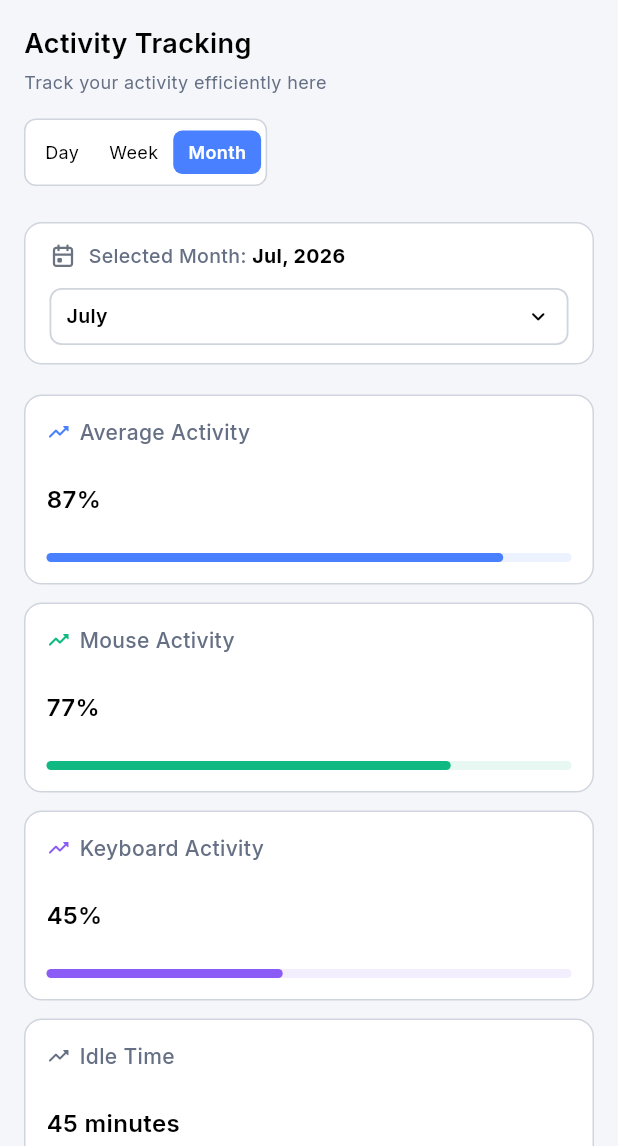
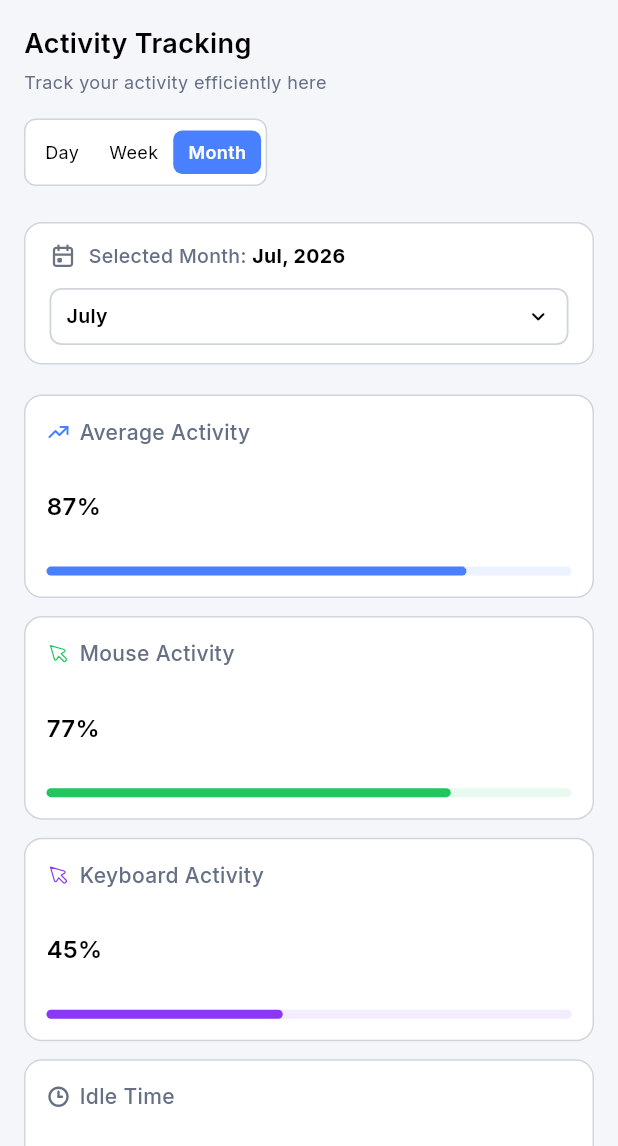
Before and after one commit to huzaifa-huzzi/Employee_monitoring_system, a Flutter app: the ActivityTracking screen opened by its route, after a tap on "Week", after a tap on "Month", on a phone screen of 412 x 824 dp, the part 90-1236 px from its top. Run offline on Flutter 3.47's test engine with Material 3 defaults, Android fonts, the phone set to English and light mode, and no system bars; our stand-ins replace fl_chart, flutter_svg, get, go_router, google_fonts, url_strategy.

Commit message:
Activity Tracking module full done

```diff
--- a/lib/ActivityTracking/ActivityTracking.dart
+++ b/lib/ActivityTracking/ActivityTracking.dart
@@ -2,6 +2,7 @@ import 'package:employee_monitoring_system/ActivityTracking/ActivityTrackingCont
 import 'package:employee_monitoring_system/ActivityTracking/Widget/ActivityTrackingWidget.dart';
 import 'package:employee_monitoring_system/Resources/AppSizes.dart';
 import 'package:employee_monitoring_system/Resources/Colors.dart';
+import 'package:employee_monitoring_system/Resources/TextString.dart';
 import 'package:employee_monitoring_system/Resources/TextTheme.dart';
 import 'package:flutter/material.dart';
 import 'package:get/get.dart';
@@ -33,7 +34,7 @@ class ActivityTracking extends StatelessWidget {
                     crossAxisAlignment: CrossAxisAlignment.start,
                     children: [
                       Text(
-                        "Activity Tracking",
+                       TextString.activityTitle,
                         style: webMode
                             ? TTextTheme.h1Style(context)
                             : TTextTheme.h2Style(context).copyWith(
@@ -42,7 +43,7 @@ class ActivityTracking extends StatelessWidget {
                       ),
                       const SizedBox(height: 4),
                       Text(
-                        "Track your activity efficiently here",
+                        TextString.activitySubtitle,
                         style: TTextTheme.titleSix(context).copyWith(
                           fontSize: isMobile ? 12 : null,
                         ),
@@ -61,9 +62,9 @@ class ActivityTracking extends StatelessWidget {
                     child: Obx(() => Row(
                       mainAxisSize: MainAxisSize.min,
                       children: [
-                        _buildTopTabButton(context, "Day", 0, controller, isMobile),
-                        _buildTopTabButton(context, "Week", 1, controller, isMobile),
-                        _buildTopTabButton(context, "Month", 2, controller, isMobile),
+                        _buildTopTabButton(context, TextString.dayTitle, 0, controller, isMobile),
+                        _buildTopTabButton(context, TextString.weekTitle, 1, controller, isMobile),
+                        _buildTopTabButton(context,TextString.month , 2, controller, isMobile),
                       ],
                     )),
                   ),
--- a/lib/ActivityTracking/ActivityTrackingController.dart
+++ b/lib/ActivityTracking/ActivityTrackingController.dart
@@ -1,3 +1,4 @@
+import 'package:employee_monitoring_system/Resources/Colors.dart';
 import 'package:flutter/material.dart';
 import 'package:get/get.dart';
 import 'package:intl/intl.dart';
@@ -90,19 +91,19 @@ class ActivityController extends GetxController {
   }
 
   var weeklyGraphData = <WeeklyGraphDataModel>[
-    WeeklyGraphDataModel(day: "Mon", percentage: 80, color: const Color(0xFF10B981)),
-    WeeklyGraphDataModel(day: "Tue", percentage: 55, color: const Color(0xFF10B981)),
-    WeeklyGraphDataModel(day: "Wed", percentage: 100, color: const Color(0xFF10B981)),
-    WeeklyGraphDataModel(day: "Thu", percentage: 90, color: const Color(0xFFFBBF24)),
-    WeeklyGraphDataModel(day: "Fri", percentage: 62, color: const Color(0xFF10B981)),
-    WeeklyGraphDataModel(day: "Sat", percentage: 94, color: const Color(0xFFD1D5DB)),
-    WeeklyGraphDataModel(day: "Sun", percentage: 86, color: const Color(0xFFD1D5DB)),
+    WeeklyGraphDataModel(day: "Mon", percentage: 80, color: AppColors.approvedColor),
+    WeeklyGraphDataModel(day: "Tue", percentage: 55, color: AppColors.approvedColor),
+    WeeklyGraphDataModel(day: "Wed", percentage: 100, color: AppColors.approvedColor),
+    WeeklyGraphDataModel(day: "Thu", percentage: 90, color: AppColors.pendingColor),
+    WeeklyGraphDataModel(day: "Fri", percentage: 62, color: AppColors.approvedColor),
+    WeeklyGraphDataModel(day: "Sat", percentage: 94, color: AppColors.borderColor),
+    WeeklyGraphDataModel(day: "Sun", percentage: 86, color: AppColors.borderColor),
   ].obs;
   var monthlyGraphData = <WeeklyGraphDataModel>[
-    WeeklyGraphDataModel(day: "Week 1", percentage: 80, color: const Color(0xFF10B981)),
-    WeeklyGraphDataModel(day: "Week 2", percentage: 51, color: const Color(0xFF10B981)),
-    WeeklyGraphDataModel(day: "Week 3", percentage: 105, color: const Color(0xFF10B981)), // Max 100 se thoda upar ya 100 tak rakhein
-    WeeklyGraphDataModel(day: "Week 4", percentage: 91, color: const Color(0xFFFBBF24)),
+    WeeklyGraphDataModel(day: "Week 1", percentage: 80, color: AppColors.approvedColor),
+    WeeklyGraphDataModel(day: "Week 2", percentage: 51, color: AppColors.approvedColor),
+    WeeklyGraphDataModel(day: "Week 3", percentage: 105, color: AppColors.approvedColor),
+    WeeklyGraphDataModel(day: "Week 4", percentage: 91, color: AppColors.pendingColor),
   ].obs;
 
   void _updateDisplayFormat() {
--- a/lib/ActivityTracking/ReusableWidget/MonthlyActivityGraph.dart
+++ b/lib/ActivityTracking/ReusableWidget/MonthlyActivityGraph.dart
@@ -1,5 +1,6 @@
 import 'package:employee_monitoring_system/ActivityTracking/ActivityTrackingController.dart';
 import 'package:employee_monitoring_system/Resources/Colors.dart';
+import 'package:employee_monitoring_system/Resources/TextString.dart';
 import 'package:employee_monitoring_system/Resources/TextTheme.dart';
 import 'package:fl_chart/fl_chart.dart';
 import 'package:flutter/material.dart';
@@ -27,12 +28,12 @@ class MonthlyActivityGraphWidget extends StatelessWidget {
         crossAxisAlignment: CrossAxisAlignment.start,
         children: [
           Text(
-            "Monthly Activity Graph",
+           TextString.monthlyTitle,
             style: TTextTheme.titleOne(context).copyWith(fontSize: 18, fontWeight: FontWeight.bold),
           ),
           const SizedBox(height: 4),
           Text(
-            "Activity percentage per week",
+            TextString.monthlySubtitle,
             style: TTextTheme.titleSeven(context).copyWith(color: AppColors.tertiaryTextColor),
           ),
           const SizedBox(height: 16),
@@ -41,11 +42,11 @@ class MonthlyActivityGraphWidget extends StatelessWidget {
             physics: const BouncingScrollPhysics(),
             child: Row(
               children: [
-                _buildLegendItem(context, "High Activity", const Color(0xFF10B981)),
+                _buildLegendItem(context, TextString.highActivity, AppColors.approvedColor),
                 const SizedBox(width: 16),
-                _buildLegendItem(context, "Low Activity", const Color(0xFFFBBF24)),
+                _buildLegendItem(context, TextString.lowActivity, AppColors.pendingColor),
                 const SizedBox(width: 16),
-                _buildLegendItem(context, "Idle Time", const Color(0xFFD1D5DB)),
+                _buildLegendItem(context, TextString.idleTime, AppColors.borderColor),
               ],
             ),
           ),
@@ -58,7 +59,7 @@ class MonthlyActivityGraphWidget extends StatelessWidget {
                 child: RotatedBox(
                   quarterTurns: 3,
                   child: Text(
-                    "Activity%",
+                    TextString.activityPercent,
                     style: TextStyle(
                       color: AppColors.tertiaryTextColor.withOpacity(0.8),
                       fontSize: 14,
@@ -166,6 +167,7 @@ class MonthlyActivityGraphWidget extends StatelessWidget {
     });
   }
 
+   // Legend Item
   Widget _buildLegendItem(BuildContext context, String title, Color color) {
     return Row(
       mainAxisSize: MainAxisSize.min,
--- a/lib/ActivityTracking/ReusableWidget/WeeklyGraphActivity.dart
+++ b/lib/ActivityTracking/ReusableWidget/WeeklyGraphActivity.dart
@@ -1,5 +1,6 @@
 import 'package:employee_monitoring_system/ActivityTracking/ActivityTrackingController.dart';
 import 'package:employee_monitoring_system/Resources/Colors.dart';
+import 'package:employee_monitoring_system/Resources/TextString.dart';
 import 'package:employee_monitoring_system/Resources/TextTheme.dart' show TTextTheme;
 import 'package:fl_chart/fl_chart.dart';
 import 'package:flutter/material.dart';
@@ -26,12 +27,12 @@ class WeeklyActivityGraphWidget extends StatelessWidget {
         crossAxisAlignment: CrossAxisAlignment.start,
         children: [
           Text(
-            "Weekly Activity Graph",
+            TextString.weeklyTitle,
             style: TTextTheme.titleOne(context).copyWith(fontSize: 18, fontWeight: FontWeight.bold),
           ),
           const SizedBox(height: 4),
           Text(
-            "Activity percentage per day",
+           TextString.weeklySubtitle,
             style: TTextTheme.titleSeven(context).copyWith(color: AppColors.tertiaryTextColor),
           ),
           const SizedBox(height: 16),
@@ -40,11 +41,11 @@ class WeeklyActivityGraphWidget extends StatelessWidget {
             physics: const BouncingScrollPhysics(),
             child: Row(
               children: [
-                _buildLegendItem(context, "High Activity", const Color(0xFF10B981)),
+                _buildLegendItem(context, TextString.highActivity, AppColors.approvedColor),
                 const SizedBox(width: 16),
-                _buildLegendItem(context, "Low Activity", const Color(0xFFFBBF24)),
+                _buildLegendItem(context, TextString.lowActivity, AppColors.pendingColor),
                 const SizedBox(width: 16),
-                _buildLegendItem(context, "Idle Time", const Color(0xFFD1D5DB)),
+                _buildLegendItem(context, TextString.idleTime, AppColors.borderColor),
               ],
             ),
           ),
@@ -57,7 +58,7 @@ class WeeklyActivityGraphWidget extends StatelessWidget {
                 child: RotatedBox(
                   quarterTurns: 3,
                   child: Text(
-                    "Activity%",
+                   TextString.activityPercent,
                     style: TextStyle(
                       color: AppColors.tertiaryTextColor.withOpacity(0.8),
                       fontSize: 14,
--- a/lib/ActivityTracking/Widget/ActivityTrackingWidget.dart
+++ b/lib/ActivityTracking/Widget/ActivityTrackingWidget.dart
@@ -5,6 +5,7 @@ import 'package:employee_monitoring_system/ActivityTracking/ReusableWidget/Weekl
 import 'package:employee_monitoring_system/Resources/AppSizes.dart';
 import 'package:employee_monitoring_system/Resources/Colors.dart';
 import 'package:employee_monitoring_system/Resources/IconString.dart';
+import 'package:employee_monitoring_system/Resources/TextString.dart';
 import 'package:employee_monitoring_system/Resources/TextTheme.dart';
 import 'package:flutter/material.dart';
 import 'package:flutter_svg/flutter_svg.dart';
@@ -87,7 +88,7 @@ class ActivityTrackingWidget extends StatelessWidget {
               Obx(() {
                 final bool isMonthMode = controller.selectedViewIndex.value == 2;
                 return Text(
-                  isMonthMode ? "Selected Month: " : "Selected Date: ",
+                  isMonthMode ? TextString.selectedMonth : TextString.selectedDate ,
                   style: TTextTheme.titleSeven(context).copyWith(fontSize: 13),
                 );
               }),
@@ -115,7 +116,7 @@ class ActivityTrackingWidget extends StatelessWidget {
                 ),
                 offset: const Offset(0, 42),
                 shape: RoundedRectangleBorder(borderRadius: BorderRadius.circular(12)),
-                color: Colors.white,
+                color: AppColors.whiteColor,
                 elevation: 4,
                 onOpened: () => isDropdownOpen.value = true,
                 onCanceled: () => isDropdownOpen.value = false,
@@ -143,7 +144,6 @@ class ActivityTrackingWidget extends StatelessWidget {
                         currentMonth,
                         style: TTextTheme.InsideAlreadyWrittenText(context).copyWith(
                           fontWeight: FontWeight.w600,
-                          fontSize: 13,
                           color: AppColors.textColor,
                         ),
                       ),
@@ -229,7 +229,7 @@ class ActivityTrackingWidget extends StatelessWidget {
                     ),
                     const SizedBox(width: 4),
                     Text(
-                      "Pick Date",
+                      TextString.pickDateTitle,
                       style: TTextTheme.InsideAlreadyWrittenText(context).copyWith(fontSize: 12),
                     ),
                   ],
@@ -245,18 +245,48 @@ class ActivityTrackingWidget extends StatelessWidget {
   // Stats Cards Grid
   Widget _buildStatsGrid(BuildContext context, bool webMode) {
     final cards = [
-      _buildStatCard(context, "Average Activity", "87%", AppColors.primaryColor, 0.87),
-      _buildStatCard(context, "Mouse Activity", "77%", const Color(0xFF10B981), 0.77),
-      _buildStatCard(context, "Keyboard Activity", "45%", const Color(0xFF8B5CF6), 0.45),
-      _buildStatCard(context, "Idle Time", "45 minutes", AppColors.tertiaryTextColor, 0.35),
+      _buildStatCard(
+        context: context,
+        title:TextString.averageActivity ,
+        value: "87%",
+        color: AppColors.primaryColor,
+        progress: 0.8,
+        iconPath: IconString.averageActivity
+      ),
+      _buildStatCard(
+        context: context,
+        title:TextString.mouseActivity ,
+        value: "77%",
+        color: AppColors.approvedColor,
+        progress: 0.77,
+        iconPath: IconString.mouseActivity
+      ),
+      _buildStatCard(
+        context: context,
+        title:TextString.keyboardActivity,
+        value: "45%",
+        color: AppColors.graphColor,
+        progress: 0.45,
+        iconPath: IconString.keyboardActivity
+      ),
+      _buildStatCard(
+        context: context,
+        title:TextString.idleTime ,
+        value: "45 minutes",
+        color: AppColors.tertiaryTextColor,
+        progress: 0.35,
+        iconPath: IconString.idleTime
+      ),
     ];
 
     if (webMode) {
       return Row(
-        children: cards.map((card) => Expanded(child: Padding(
-          padding: const EdgeInsets.symmetric(horizontal: 6),
-          child: card,
-        ))).toList(),
+        children: cards.map((card) => Expanded(
+          child: Padding(
+            padding: const EdgeInsets.symmetric(horizontal: 6),
+            child: card,
+          ),
+        )).toList(),
       );
     } else {
       return GridView.count(
@@ -265,13 +295,20 @@ class ActivityTrackingWidget extends StatelessWidget {
         crossAxisCount: MediaQuery.of(context).size.width > 550 ? 2 : 1,
         mainAxisSpacing: 12,
         crossAxisSpacing: 12,
-        childAspectRatio: MediaQuery.of(context).size.width > 550 ? 2.3 : 3.0,
+        childAspectRatio: MediaQuery.of(context).size.width > 550 ? 2.3 : 2.8,
         children: cards,
       );
     }
   }
 
-  Widget _buildStatCard(BuildContext context, String title, String value, Color color, double progress) {
+  Widget _buildStatCard({
+    required BuildContext context,
+    required String title,
+    required String value,
+    required Color color,
+    required double progress,
+    required String iconPath,
+  }) {
     return Container(
       padding: const EdgeInsets.all(14),
       decoration: BoxDecoration(
@@ -285,7 +322,12 @@ class ActivityTrackingWidget extends StatelessWidget {
         children: [
           Row(
             children: [
-              Icon(Icons.trending_up_rounded, size: 16, color: color),
+              SvgPicture.asset(
+                iconPath,
+                height: 16,
+                width: 16,
+                colorFilter: ColorFilter.mode(color, BlendMode.srcIn),
+              ),
               const SizedBox(width: 6),
               Expanded(
                 child: Text(
@@ -321,16 +363,16 @@ class ActivityTrackingWidget extends StatelessWidget {
   //  Activity Timeline Chart Container
   Widget _buildActivityTimeline(BuildContext context) {
     final List<Map<String, dynamic>> blocks = [
-      {'color': const Color(0xFF10B981), 'type': 'high'},
-      {'color': const Color(0xFF10B981), 'type': 'high'},
-      {'color': const Color(0xFF10B981), 'type': 'high'},
-      {'color': const Color(0xFF10B981), 'type': 'high'},
-      {'color': const Color(0xFFEAB308), 'type': 'low'},
-      {'color': const Color(0xFFEAB308), 'type': 'low'},
-      {'color': const Color(0xFF10B981), 'type': 'high'},
+      {'color': AppColors.approvedColor, 'type': 'high'},
+      {'color': AppColors.approvedColor, 'type': 'high'},
+      {'color': AppColors.approvedColor, 'type': 'high'},
+      {'color':AppColors.approvedColor, 'type': 'high'},
+      {'color': AppColors.pendingColor, 'type': 'low'},
+      {'color': AppColors.pendingColor, 'type': 'low'},
+      {'color': AppColors.approvedColor, 'type': 'high'},
       {'color': AppColors.borderColor, 'type': 'idle'},
-      {'color': const Color(0xFF10B981), 'type': 'high'},
-      {'color': const Color(0xFF10B981), 'type': 'high'},
+      {'color': AppColors.approvedColor, 'type': 'high'},
+      {'color': AppColors.approvedColor, 'type': 'high'},
     ];
 
     return Container(
@@ -344,16 +386,16 @@ class ActivityTrackingWidget extends StatelessWidget {
       child: Column(
         crossAxisAlignment: CrossAxisAlignment.start,
         children: [
-          Text("Activity Timeline", style: TTextTheme.titleEight(context)),
-          Text("Activity Break down by hours", style: TTextTheme.titleSix(context)),
+          Text(TextString.activityTimeline, style: TTextTheme.titleEight(context)),
+          Text(TextString.activityTimelineSubtitle, style: TTextTheme.titleSix(context)),
           const SizedBox(height: 14),
           Row(
             children: [
-              _buildLegendItem(context, "High Activity", const Color(0xFF10B981)),
+              _buildLegendItem(context,TextString.highActivity , AppColors.approvedColor),
               const SizedBox(width: 14),
-              _buildLegendItem(context, "Low Activity", const Color(0xFFEAB308)),
+              _buildLegendItem(context,TextString.lowActivity , AppColors.pendingColor),
               const SizedBox(width: 14),
-              _buildLegendItem(context, "Idle Time", AppColors.borderColor),
+              _buildLegendItem(context,TextString.idleTime , AppColors.borderColor),
             ],
           ),
           const SizedBox(height: 20),
@@ -423,8 +465,8 @@ class ActivityTrackingWidget extends StatelessWidget {
       child: Column(
         crossAxisAlignment: CrossAxisAlignment.start,
         children: [
-          Text("Session Breakdown", style: TTextTheme.titleEight(context)),
-          Text("Hourly Activity Detail", style: TTextTheme.titleSix(context)),
+          Text(TextString.sessionBreakdown, style: TTextTheme.titleEight(context)),
+          Text(TextString.sessionBreakdownSubtitle, style: TTextTheme.titleSix(context)),
           const SizedBox(height: 16),
           Container(
             padding: const EdgeInsets.symmetric(horizontal: 16, vertical: 12),
@@ -446,11 +488,11 @@ class ActivityTrackingWidget extends StatelessWidget {
                   )),
                 ),
                 const SizedBox(width: 12),
-                Expanded(flex: 3, child: Text("Time Slot", style: TTextTheme.titleSeven(context))),
-                Expanded(flex: 2, child: Text("Mouse%", style: TTextTheme.titleSeven(context))),
-                Expanded(flex: 2, child: Text("Keyboard%", style: TTextTheme.titleSeven(context))),
-                Expanded(flex: 2, child: Text("Idle %", style: TTextTheme.titleSeven(context))),
-                Expanded(flex: 2, child: Text("Overall", style: TTextTheme.titleSeven(context))),
+                Expanded(flex: 3, child: Text(TextString.timeSlot, style: TTextTheme.titleSeven(context))),
+                Expanded(flex: 2, child: Text(TextString.mousePercent, style: TTextTheme.titleSeven(context))),
+                Expanded(flex: 2, child: Text(TextString.keyboardPercent, style: TTextTheme.titleSeven(context))),
+                Expanded(flex: 2, child: Text(TextString.idlePercent, style: TTextTheme.titleSeven(context))),
+                Expanded(flex: 2, child: Text(TextString.overall, style: TTextTheme.titleSeven(context))),
               ],
             ),
           ),
@@ -461,9 +503,9 @@ class ActivityTrackingWidget extends StatelessWidget {
             itemCount: controller.sessionList.length,
             itemBuilder: (context, index) {
               final item = controller.sessionList[index];
-              Color overallColor = const Color(0xFF10B981);
+              Color overallColor = AppColors.approvedColor;
               if (item.overallPercentage == "60%") {
-                overallColor = const Color(0xFFEAB308);
+                overallColor = AppColors.pendingColor;
               }
 
               return _buildTableRow(
--- a/lib/Resources/Colors.dart
+++ b/lib/Resources/Colors.dart
@@ -17,5 +17,4 @@ class AppColors{
   static const Color textGrey = Color(0xFF686868); // text second color
   static const Color tertiaryTextColor = Color(0xFF667085); // gray/500
 
-
 }
--- a/lib/Resources/IconString.dart
+++ b/lib/Resources/IconString.dart
@@ -42,4 +42,10 @@ class IconString{
   static const String  calendarIcon = 'assets/icons/CalendarIcon.svg';
   static const String  editIcon = 'assets/icons/EditIcon.svg';
 
+   /// Activity Tracking
+  static const String  averageActivity = 'assets/icons/AverageActivity.svg';
+  static const String  idleTime = 'assets/icons/Idle.svg';
+  static const String  keyboardActivity = 'assets/icons/KeyboardActivity.svg';
+  static const String  mouseActivity = 'assets/icons/MouseActivity.svg';
+
 }
--- a/lib/Resources/TextString.dart
+++ b/lib/Resources/TextString.dart
@@ -59,6 +59,7 @@ class TextString{
 
     /// Time Sheet
    static const String  timeSheetTitle=     "Time Sheet";
+   static const String  timeSheetSubtitle=     "You can see your time Sheet Here";
    static const String  pickDateTitle=     "PickDate";
    static const String  dayTitle=    "Day";
    static const String  weekTitle=     "Week";
@@ -82,4 +83,32 @@ class TextString{
    static const String  to=     "To";
    static const String  reason=     "Reason";
    static const String  selectReason=     "Select Reason";
+
+
+      /// Activity Tracking
+   static const String  selectedMonth=     "Selected Month: ";
+   static const String  selectedDate=     "Selected Date: ";
+   static const String  averageActivity=     "Average Activity";
+   static const String  mouseActivity=     "Mouse Activity";
+   static const String  keyboardActivity=      "Keyboard Activity";
+   static const String  idleTime=     "Idle Time";
+   static const String  activityTimeline=     "Activity Timeline";
+   static const String  activityTimelineSubtitle=     "Activity Break down by hours";
+   static const String  highActivity=     "High Activity";
+   static const String  lowActivity=     "Low Activity";
+   static const String  sessionBreakdown=     "Session Breakdown";
+   static const String  sessionBreakdownSubtitle=     "Hourly Activity Detail";
+   static const String  timeSlot=     "Time Slot";
+   static const String  mousePercent=     "Mouse%";
+   static const String  keyboardPercent=     "Keyboard%";
+   static const String  idlePercent=     "Idle %";
+   static const String  overall=    "Overall";
+   static const String  activityTitle=      "Activity Tracking";
+   static const String  activitySubtitle=    "Track your activity efficiently here";
+   static const String  month=     "Month";
+   static const String  monthlyTitle=      "Monthly Activity Graph";
+   static const String  monthlySubtitle=    "Activity percentage per week";
+   static const String  activityPercent=     "Activity%";
+   static const String  weeklyTitle=    "Weekly Activity Graph";
+   static const String  weeklySubtitle=     "Activity percentage per day";
 }
--- a/lib/TimeSheet/MyTimeSheet/MyTimeSheet.dart
+++ b/lib/TimeSheet/MyTimeSheet/MyTimeSheet.dart
@@ -1,3 +1,5 @@
+import 'package:employee_monitoring_system/Resources/Colors.dart';
+import 'package:employee_monitoring_system/Resources/TextString.dart';
 import 'package:employee_monitoring_system/TimeSheet/MyTimeSheet/Widget/TimeSheetWidget.dart';
 import 'package:flutter/material.dart';
 import 'package:employee_monitoring_system/Resources/TextTheme.dart';
@@ -8,34 +10,22 @@ class MyTimeSheet extends StatelessWidget {
   @override
   Widget build(BuildContext context) {
     return Scaffold(
-      backgroundColor: const Color(0xFFF8FAFC),
+      backgroundColor: AppColors.backgroundOfScreenColor,
       body: SingleChildScrollView(
         padding: const EdgeInsets.all(24.0),
         child: Column(
           crossAxisAlignment: CrossAxisAlignment.start,
           children: [
-            // Page Title
             Text(
-              "Time Sheet",
-              style: TTextTheme.titleOne(context).copyWith(
-                fontSize: 24,
-                fontWeight: FontWeight.bold,
-                color: const Color(0xFF0F172A),
-              ),
+              TextString.timeSheetTitle,
+              style: TTextTheme.h1Style(context)
             ),
             const SizedBox(height: 4),
-
-            // Page Subtitle
             Text(
-              "You can see your time Sheet Here",
-              style: TTextTheme.titleTwo(context).copyWith(
-                fontSize: 14,
-                color: const Color(0xFF64748B),
-              ),
+              TextString.timeSheetSubtitle,
+              style: TTextTheme.titleTwo(context),
             ),
             const SizedBox(height: 24),
-
-            // Main TimeSheet Widget Container
             TimeSheetWidget(),
           ],
         ),
```
Also changed, not shown: assets/icons/AverageActivity.svg (added), assets/icons/Idle.svg (added), assets/icons/KeyboardActivity.svg (added), assets/icons/MouseActivity.svg (added).
